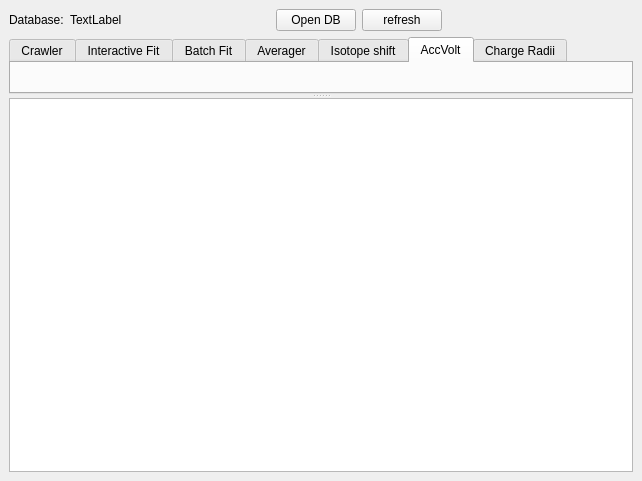
The window that source/Gui/Ui_Main.ui (lasersphere/Tilda) describes before a commit, drawn with Qt 5.
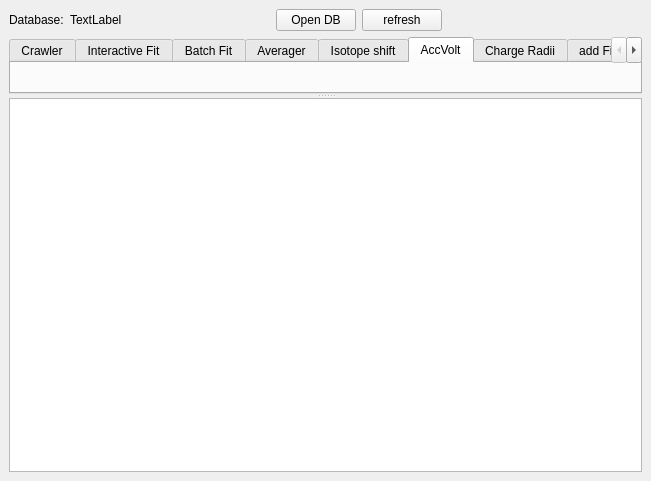
The same window after the commit. The open tabs and pages were chosen to show the change. Custom widgets are drawn as their Qt base class.

```diff
--- a/source/Gui/Ui_Main.ui
+++ b/source/Gui/Ui_Main.ui
@@ -6,7 +6,7 @@
    <rect>
     <x>0</x>
     <y>0</y>
-    <width>642</width>
+    <width>651</width>
     <height>481</height>
    </rect>
   </property>
@@ -131,6 +131,16 @@
          <string>Charge Radii</string>
         </attribute>
        </widget>
+       <widget class="AddFilesUi" name="addFiles_tab">
+        <attribute name="title">
+         <string>add Files</string>
+        </attribute>
+       </widget>
+       <widget class="AliveUi" name="Alive_tab">
+        <attribute name="title">
+         <string>Alive</string>
+        </attribute>
+       </widget>
       </widget>
       <widget class="QPlainTextEdit" name="oOut">
        <property name="plainText">
@@ -195,7 +205,19 @@
   <customwidget>
    <class>KingFitUi</class>
    <extends>QWidget</extends>
-   <header location="global">Gui.KingFitUi</header>
+   <header>Gui.KingFitUi</header>
+   <container>1</container>
+  </customwidget>
+  <customwidget>
+   <class>AddFilesUi</class>
+   <extends>QWidget</extends>
+   <header>Gui.AddFilesUi</header>
+   <container>1</container>
+  </customwidget>
+  <customwidget>
+   <class>AliveUi</class>
+   <extends>QWidget</extends>
+   <header>Gui.AliveUi</header>
    <container>1</container>
   </customwidget>
  </customwidgets>
```
Left out of the diff: 10 changed lines with no effect on the pictures.
